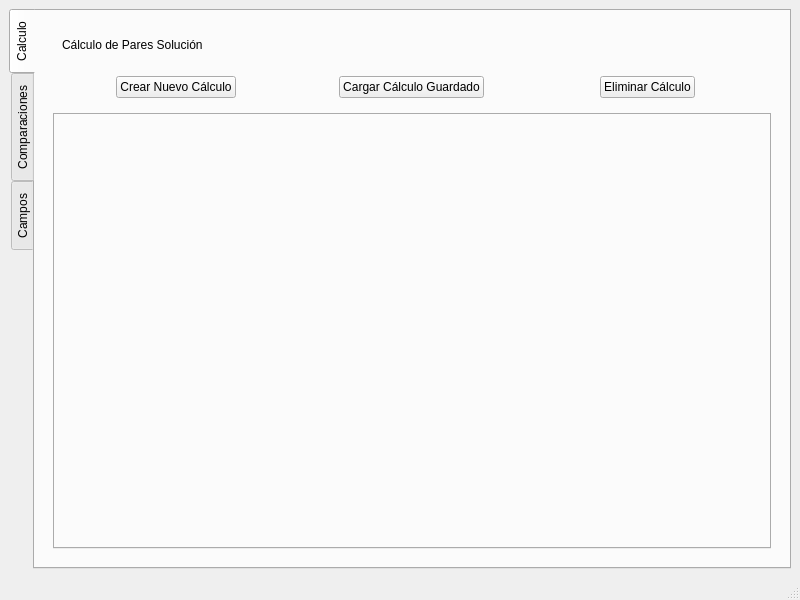
First picture: the form in src/designer/main_application.ui, repository fer90/taller3-tpfinal, before the edit.
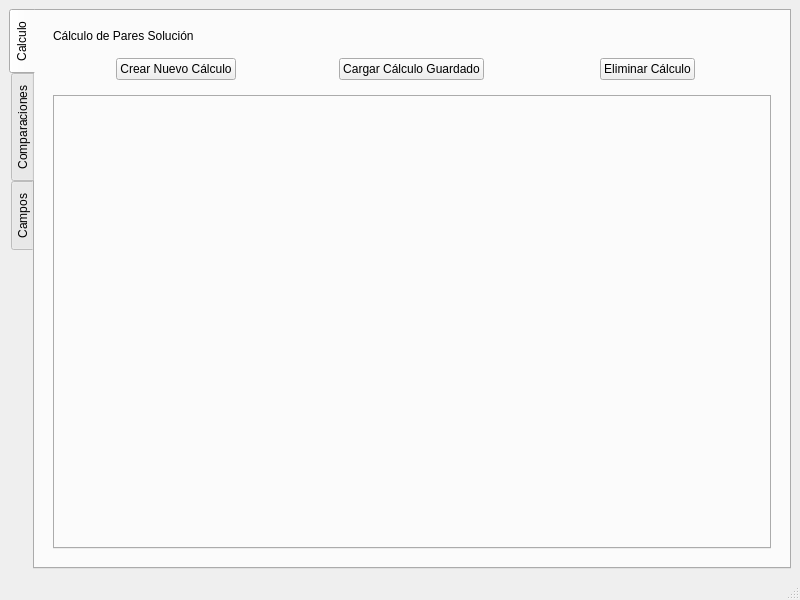
Second picture: the form after the edit.

What changed in the file:
```diff
--- a/src/designer/main_application.ui
+++ b/src/designer/main_application.ui
@@ -32,20 +32,26 @@
          <widget class="QWidget" name="calculation_window_container" native="true">
           <layout class="QVBoxLayout" name="verticalLayout_4">
            <item>
-            <widget class="QWidget" name="calculation_window_label_container" native="true">
-             <layout class="QHBoxLayout" name="horizontalLayout_4">
-              <item>
                <widget class="QLabel" name="calculation_window_label">
+             <property name="sizePolicy">
+              <sizepolicy hsizetype="Preferred" vsizetype="Minimum">
+               <horstretch>0</horstretch>
+               <verstretch>0</verstretch>
+              </sizepolicy>
+             </property>
                 <property name="text">
                  <string>Cálculo de Pares Solución</string>
                 </property>
                </widget>
               </item>
-             </layout>
-            </widget>
-           </item>
            <item>
             <widget class="QWidget" name="calculation_management_buttons_container" native="true">
+             <property name="sizePolicy">
+              <sizepolicy hsizetype="Preferred" vsizetype="Minimum">
+               <horstretch>0</horstretch>
+               <verstretch>0</verstretch>
+              </sizepolicy>
+             </property>
              <layout class="QHBoxLayout" name="horizontalLayout_3">
               <item alignment="Qt::AlignHCenter">
                <widget class="QPushButton" name="create_new_calculation_button">
```
Lines whose indentation alone changed are shown as unchanged.
